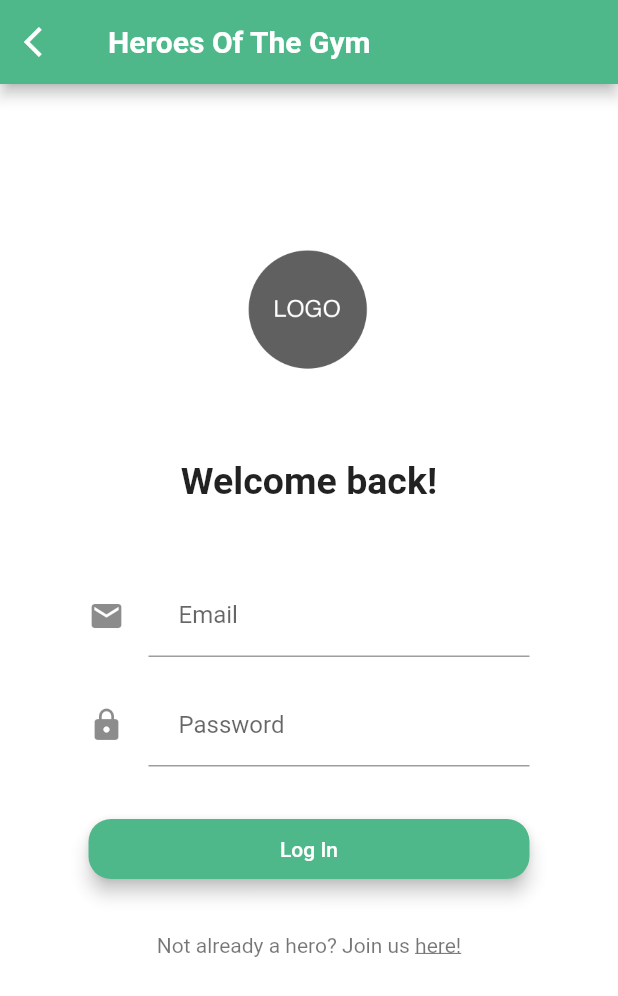
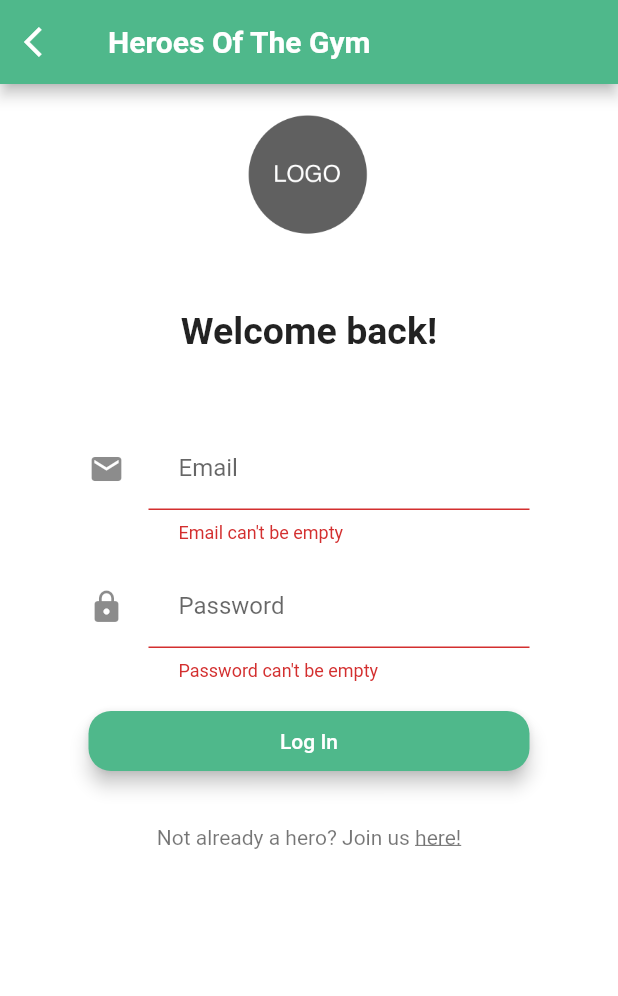
Before and after one commit to azero-as/hotg, a Flutter app: the screen it shows after launch, after a tap on "Log In", on a phone screen of 412 x 824 dp. Shown: the top 996 px of the screen. Run offline on Flutter 3.47's test engine with Material 2 defaults, Android fonts, the phone set to English and light mode, and no system bars; our stand-ins replace firebase_auth; accounts and stored records are empty.

Commit message:
Js2 issue30 - Login (#38)
* #30 Changed to Widgets

* #30 login with email and password

* #30 Add logout function

* #30 fix crash when typing wrong password on ios

* #30 Changes error message when wrong email or password

* #30 Fix error message

* #30 Bug fix loading symbol

Takes away the loading symbol if password or email is empty.
NOTE: If you redo the event, the loading symbol will be there. Fix for later.

```diff
--- /dev/null
+++ b/heroes_app/lib/authentication.dart
@@ -0,0 +1,52 @@
+import 'dart:async';
+import 'package:firebase_auth/firebase_auth.dart';
+
+abstract class BaseAuth {
+  Future<String> signIn(String email, String password);
+
+  Future<String> signUp(String email, String password);
+
+  Future<FirebaseUser> getCurrentUser();
+
+  Future<void> sendEmailVerification();
+
+  Future<void> signOut();
+
+  Future<bool> isEmailVerified();
+}
+
+class Auth implements BaseAuth {
+  final FirebaseAuth _firebaseAuth = FirebaseAuth.instance;
+
+  Future<String> signIn(String email, String password) async {
+    FirebaseUser user = await _firebaseAuth.signInWithEmailAndPassword(
+        email: email, password: password);
+    return user.uid;
+  }
+
+  Future<String> signUp(String email, String password) async {
+    FirebaseUser user = await _firebaseAuth.createUserWithEmailAndPassword(
+        email: email, password: password);
+    return user.uid;
+  }
+
+  Future<FirebaseUser> getCurrentUser() async {
+    FirebaseUser user = await _firebaseAuth.currentUser();
+    return user;
+  }
+
+  Future<void> signOut() async {
+    return _firebaseAuth.signOut();
+  }
+
+  Future<void> sendEmailVerification() async {
+    FirebaseUser user = await _firebaseAuth.currentUser();
+    user.sendEmailVerification();
+  }
+
+  Future<bool> isEmailVerified() async {
+    FirebaseUser user = await _firebaseAuth.currentUser();
+    return user.isEmailVerified;
+  }
+
+}
--- a/heroes_app/lib/dashboard.dart
+++ b/heroes_app/lib/dashboard.dart
@@ -1,5 +1,6 @@
 import 'package:flutter/cupertino.dart';
 import 'package:flutter/material.dart';
+import 'authentication.dart';
 import 'home.dart';
 import 'plan.dart';
 import 'history.dart';
@@ -27,8 +28,12 @@ class Dashboard extends StatelessWidget {
 }
 
 class DashboardScreen extends StatefulWidget {
-  DashboardScreen({Key key, this.title}) : super(key: key);
+  DashboardScreen({Key key, this.auth, this.userId, this.onSignedOut, this.title})
+      : super(key: key);
 
+  final BaseAuth auth;
+  final VoidCallback onSignedOut;
+  final String userId;
   final String title;
 
   @override
@@ -65,9 +70,26 @@ class _DashboardScreenState extends State<DashboardScreen> {
     });
   }
 
+  _signOut() async {
+    try {
+      await widget.auth.signOut();
+      widget.onSignedOut();
+    } catch (e) {
+      print(e);
+    }
+  }
+
   @override
   Widget build(BuildContext context) {
     return new Scaffold(
+      appBar: AppBar(
+        actions: <Widget>[
+          new FlatButton(
+              child: new Text('Logout',
+                  style: new TextStyle(fontSize: 17.0, color: Colors.white)),
+              onPressed: _signOut
+          )],
+      ),
       body: new PageView(
         children: [
           new Home("Home screen"),
--- a/heroes_app/lib/login.dart
+++ b/heroes_app/lib/login.dart
@@ -1,26 +1,178 @@
 import 'package:flutter/material.dart';
+import 'authentication.dart';
 import 'dashboard.dart';
 import 'signup.dart';
 import 'frontpage.dart';
+
 //This is the login page
 
 class LoginPage extends StatefulWidget {
 
   static String tag = 'login-page';
 
+  LoginPage({this.auth, this.onSignedIn});
+
+  final BaseAuth auth;
+  final VoidCallback onSignedIn;
+
   @override
   _LoginPageState createState() => new _LoginPageState();
 
 }
 
+enum FormMode {LOGIN}
+
 class _LoginPageState extends State<LoginPage> {
+
+  final _formKey = new GlobalKey<FormState>();
+
+  FormMode _formMode = FormMode.LOGIN;
+
+  String _email;
+  String _password;
+  String _errorMessage;
+
+  bool _isIos;
+  bool _isLoading;
 
   @override
   Widget build(BuildContext context) {
 
+    _isIos = Theme.of(context).platform == TargetPlatform.iOS;
+
+    //Returns all the elements to the page
+    return Scaffold(
+      backgroundColor: Colors.white,
+      appBar: new AppBar(
+        title: Text("Heroes Of The Gym", style: TextStyle(color: Colors.white, fontWeight: FontWeight.bold)),
+        leading: IconButton(icon: Icon(Icons.arrow_back_ios),
+            onPressed: (){
+              //TODO Handle back button
+              //() => Navigator.of(context).pop(); dont know if this is the right code
+            }),
+        iconTheme: IconThemeData(
+          color: Colors.white, //change your color here
+        ),
+      ),
+      body: Stack(
+        children: <Widget>[
+          _returnBody(),
+          _showCircularProgress(),
+        ],
+      )
+    );
+  }
+
+  //loading circle
+  Widget _showCircularProgress(){
+    if (_isLoading) {
+      return Center(child: CircularProgressIndicator());
+    } return Container(height: 0.0, width: 0.0,);
+
+  }
+
+  Widget _showErrorMessage() {
+    if (_errorMessage.length > 0 && _errorMessage != null) {
+      return new Text(
+        _errorMessage  = "Wrong email or password",
+        style: TextStyle(
+            fontSize: 13.0,
+            color: Colors.red,
+            height: 1.0,
+            fontWeight: FontWeight.w300),
+      );
+    } else {
+      return new Container(
+        height: 0.0,
+      );
+    }
+  }
+
+  // Check if form is valid before perform login
+  bool _validateAndSave() {
+    final form = _formKey.currentState;
+    if (form.validate()) {
+      form.save();
+      return true;
+    }
+    return false;
+  }
+
+  // Perform login
+  void _validateAndSubmit() async {
+    setState(() {
+      _errorMessage = "";
+      _isLoading = true;
+    });
+    if (_email == null) {
+      _isLoading = false;
+    }
+    if (_password == null) {
+      _isLoading = false;
+    }
+    if (_validateAndSave()) {
+      String userId = "";
+      try {
+        if (_formMode == FormMode.LOGIN) {
+        userId = await widget.auth.signIn(_email, _password);
+        print('Signed in: $userId');
+        }
+
+        setState(() {
+          _isLoading = false;
+        });
+
+        if (userId.length > 0 && userId != null && _formMode == FormMode.LOGIN) {
+          widget.onSignedIn();
+        }
+
+      } catch (e) {
+        print('Error: $e');
+        setState(() {
+          _isLoading = false;
+          if (_isIos) {
+            _errorMessage = e.message;
+          } else
+            _errorMessage = e.message;
+        });
+      }
+    }
+  }
+
+  @override
+  void initState() {
+    _errorMessage = "";
+    _isLoading = false;
+    super.initState();
+  }
+
+
+//---------FORM WIDGETS------------
+
+  Widget _returnBody(){
+    return new Container(
+        padding: EdgeInsets.only(left: 24.0, right: 24.0),
+        margin: EdgeInsets.fromLTRB(35, 0, 35, 80),
+        child: new Form(
+          key: _formKey,
+          child: new ListView(
+            shrinkWrap: true,
+            children: <Widget>[
+              _logo(),
+              _textHeader("Welcome back!"),
+              _emailInput(),
+              _passwordInput(),
+              _loginButton(),
+              _joinButton(),
+              _showErrorMessage(),
+            ],
+          ),
+        ));
+  }
 
   //placeholder for logo
-    final logo = Hero(
+  Widget _logo(){
+    return new Hero(
       tag: 'hero',
       child: CircleAvatar(
         backgroundColor: Colors.transparent,
@@ -28,14 +180,25 @@ class _LoginPageState extends State<LoginPage> {
         child: Image.asset('assets/logo.png'),
       ),
     );
+  }
 
   //Welcome text
-    final welcomeText = new Text(
-      'Welcome back!', style: TextStyle(fontWeight: FontWeight.bold, fontSize: 25.0,), textAlign: TextAlign.center,
+  Widget _textHeader(String t){
+    return Padding(
+      padding: EdgeInsets.fromLTRB(0.0, 30.0, 0.0, 0.0),
+      child: new Text(
+        t, style: TextStyle(fontWeight: FontWeight.bold, fontSize: 25.0,), textAlign: TextAlign.center,
+      ),
     );
+  }
+
 
   //Email input field
-    final email = TextFormField(
+  Widget _emailInput(){
+    return Padding(
+      padding: EdgeInsets.fromLTRB(0.0, 50.0, 0.0, 0.0),
+      child: TextFormField(
+        maxLines: 1,
         keyboardType: TextInputType.emailAddress,
         autofocus: false,
         decoration: InputDecoration(
@@ -43,12 +206,20 @@ class _LoginPageState extends State<LoginPage> {
           labelText: 'Email',
           contentPadding: EdgeInsets.fromLTRB(20.0, 10.0, 20.0, 10.0),
           border: UnderlineInputBorder(),
-        )
+        ),
+        validator: (value) => value.isEmpty ? 'Email can\'t be empty' : null,
+         onSaved: (value) => _email = value,
+      ),
     );
+  }
 
   //Password input field
-    final password = TextFormField(
+  Widget _passwordInput(){
+    return Padding(
+      padding: EdgeInsets.fromLTRB(0.0, 15.00, 0.0, 0.0),
+      child: TextFormField(
         autofocus: false,
+        maxLines: 1,
         obscureText: true,
         decoration: InputDecoration(
           icon: Icon(Icons.lock),
@@ -56,28 +227,31 @@ class _LoginPageState extends State<LoginPage> {
           contentPadding: EdgeInsets.fromLTRB(20.0, 10.0, 20.0, 10.0),
           border: UnderlineInputBorder(),
         ),
+        validator: (value) => value.isEmpty ? 'Password can\'t be empty' : null,
+        onSaved: (value) => _password = value,
+    ),
     );
+  }
 
-    //Login button
-    final loginButton = Padding(
+  Widget _loginButton(){
+    return Padding(
     padding: EdgeInsets.symmetric(vertical: 16.0),
     child: RaisedButton(
       elevation: 5.0,
       shape: RoundedRectangleBorder(
         borderRadius: BorderRadius.circular(15.0),
     ),
-        onPressed: () {
-          //TODO: eventhandler on log in button
-          Navigator.of(context).pushNamed(Dashboard.tag);
-        },
+      onPressed: _validateAndSubmit,
       padding: EdgeInsets.all(12),
       color: const Color(0xFF4FB88B),
       child: Text('Log In', style: TextStyle(color: Colors.white),),
     ),
     );
+  }
 
   //Join here button
-    final joinButton = FlatButton(
+  Widget _joinButton(){
+    return FlatButton(
       child: RichText(
         text: TextSpan(
           text: 'Not already a hero? Join us ', style: TextStyle(color: Colors.black54),
@@ -98,42 +272,6 @@ class _LoginPageState extends State<LoginPage> {
         Navigator.of(context).pushNamed(SignupPage.tag);
       },
     );
-
-    //Returns all the elements to the page
-    return Scaffold(
-      backgroundColor: Colors.white,
-      appBar: new AppBar(
-        title: Text("Heroes Of The Gym", style: TextStyle(color: Colors.white, fontWeight: FontWeight.bold)),
-        leading: IconButton(icon: Icon(Icons.arrow_back_ios),
-            onPressed: (){
-                Navigator.of(context).pop();
-            }),
-        iconTheme: IconThemeData(
-          color: Colors.white, //change your color here
-        ),
-      ),
-      body: Center(
-          child: Container(
-            margin: EdgeInsets.fromLTRB(35, 0, 35, 80),
-            child: ListView(
-              shrinkWrap: true,
-              padding: EdgeInsets.only(left: 24.0, right: 24.0),
-              children: <Widget>[
-                logo,
-                SizedBox(height: 40.0,),
-                welcomeText,
-                SizedBox(height: 48.0,),
-                email,
-                SizedBox(height: 18.0,),
-                password,
-                SizedBox(height: 15.0,),
-                loginButton,
-                joinButton
-              ],
-            ),
-          )
-      ),
-    );
   }
 
 }
--- a/heroes_app/lib/main.dart
+++ b/heroes_app/lib/main.dart
@@ -1,4 +1,6 @@
 import 'package:flutter/material.dart';
+import 'authentication.dart';
+import 'rootPage.dart';
 import 'login.dart';
 import 'dashboard.dart';
 
@@ -30,8 +32,8 @@ class MyApp extends StatelessWidget {
         secondaryHeaderColor: const Color(0xFF5DC6D9),
         accentColor: const Color(0xFFFFAD32),
       ),
-      home: FrontPage(), //Change this to the first page (login/signin)
       routes: routes,
+      home: new RootPage(auth: new Auth()),
     );
   }
 }
--- /dev/null
+++ b/heroes_app/lib/rootPage.dart
@@ -0,0 +1,94 @@
+import 'package:flutter/material.dart';
+import 'login.dart';
+import 'dashboard.dart';
+import 'authentication.dart';
+
+class RootPage extends StatefulWidget {
+  RootPage({this.auth});
+
+  final BaseAuth auth;
+
+  @override
+  State<StatefulWidget> createState() => new _RootPageState();
+}
+
+//Labels to find out if a user is signed in when launching the app
+enum AuthStatus {
+  NOT_DETERMINED,
+  NOT_LOGGED_IN,
+  LOGGED_IN,
+}
+
+class _RootPageState extends State<RootPage> {
+  AuthStatus authStatus = AuthStatus.NOT_DETERMINED;
+  String _userId = "";
+
+  @override
+  void initState() {
+    super.initState();
+    widget.auth.getCurrentUser().then((user) {
+      setState(() {
+        if (user != null) {
+          _userId = user?.uid;
+        }
+        authStatus =
+        user?.uid == null ? AuthStatus.NOT_LOGGED_IN : AuthStatus.LOGGED_IN;
+      });
+    });
+  }
+
+  void _onLoggedIn() {
+    widget.auth.getCurrentUser().then((user){
+      setState(() {
+        _userId = user.uid.toString();
+      });
+    });
+    setState(() {
+      authStatus = AuthStatus.LOGGED_IN;
+
+    });
+  }
+
+  void _onSignedOut() {
+    setState(() {
+      authStatus = AuthStatus.NOT_LOGGED_IN;
+      _userId = "";
+    });
+  }
+
+  Widget _buildWaitingScreen() {
+    return Scaffold(
+      body: Container(
+        alignment: Alignment.center,
+        child: CircularProgressIndicator(),
+      ),
+    );
+  }
+
+  @override
+  Widget build(BuildContext context) {
+    switch (authStatus) {
+      case AuthStatus.NOT_DETERMINED:
+        return _buildWaitingScreen();
+        break;
+      case AuthStatus.NOT_LOGGED_IN:
+        return new LoginPage(
+          auth: widget.auth,
+          onSignedIn: _onLoggedIn,
+        );
+        break;
+      case AuthStatus.LOGGED_IN:
+        if (_userId.length > 0 && _userId != null) {
+          return new DashboardScreen(
+            userId: _userId,
+            auth: widget.auth,
+            onSignedOut: _onSignedOut,
+            title: 'Heroes Of The Gym',
+          );
+        } else return _buildWaitingScreen();
+        break;
+      default:
+        return _buildWaitingScreen();
+    }
+  }
+}
--- a/heroes_app/pubspec.yaml
+++ b/heroes_app/pubspec.yaml
@@ -15,6 +15,9 @@ environment:
 dependencies:
   flutter:
     sdk: flutter
+  firebase_auth: ^0.8.1
+  cloud_firestore: ^0.9.0+1
+  firebase_core: ^0.3.0
 
   # The following adds the Cupertino Icons font to your application.
   # Use with the CupertinoIcons class for iOS style icons.
```
Also changed, not shown: 5 other files. Lines whose indentation alone changed are shown as unchanged.
